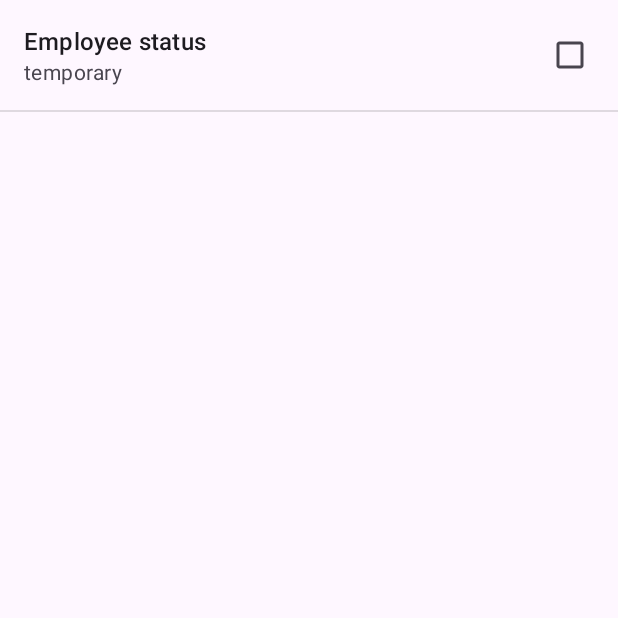
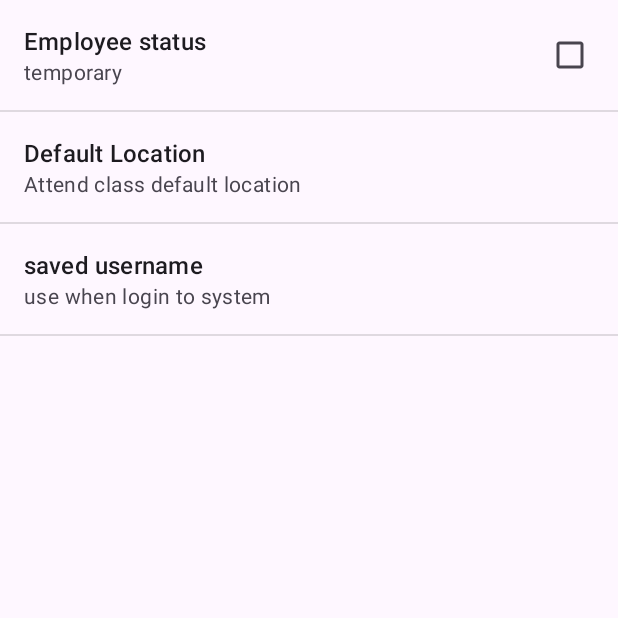
Before and after one commit to Sparkobsecju/UCOM_Android_Lab10_KT, an Android app: the DemoPreferenceActivity screen opened directly, with no data from a screen before it, on a phone screen of 412 x 824 dp, the top half of it. Run offline under Robolectric (Android 15) with nearby library versions, the phone set to English and light mode, and no system bars.

```diff
--- a/app/src/main/res/values/strings.xml
+++ b/app/src/main/res/values/strings.xml
@@ -1,3 +1,15 @@
 <resources>
     <string name="app_name">Lab10_KT</string>
+    <string-array name="locations">
+        <item>Taipei</item>
+        <item>Hsinchu</item>
+        <item>Taichung</item>
+        <item>Kaohsiung</item>
+    </string-array>
+    <string-array name="codes">
+        <item>0</item>
+        <item>1</item>
+        <item>2</item>
+        <item>3</item>
+    </string-array>
 </resources>
--- a/app/src/main/res/xml/system_default.xml
+++ b/app/src/main/res/xml/system_default.xml
@@ -7,4 +7,16 @@
         android:summaryOff="temporary"
         android:summaryOn="regular"
         android:title="Employee status" />
+    <ListPreference
+        android:entries="@array/locations"
+        android:entryValues="@array/codes"
+        android:key="location"
+        android:summary="Attend class default location"
+        android:title="Default Location" />
+    <EditTextPreference
+        android:dialogMessage="Alphanumeric, 8-30 characters"
+        android:dialogTitle="Input Username"
+        android:key="username"
+        android:summary="use when login to system"
+        android:title="saved username" />
 </PreferenceScreen>
```
